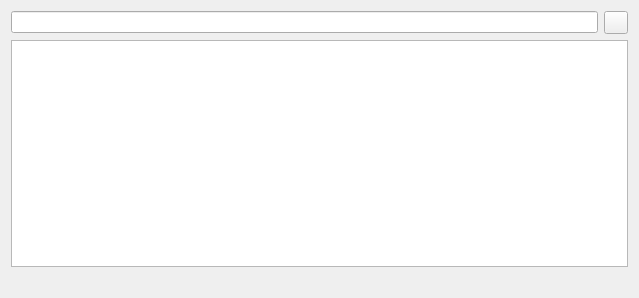
This is fuzzyopen.ui in mtorromeo/kate-plugin-fuzzyopen as Qt 5 draws it before an edit. The edited form follows.
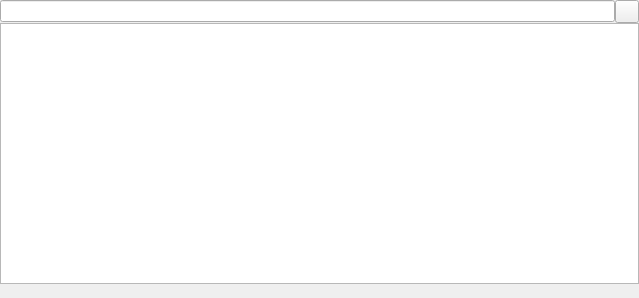
This is the edited form. Custom widgets are drawn as their Qt base class.

Commit message: Removed dialog margins

```diff
--- a/fuzzyopen.ui
+++ b/fuzzyopen.ui
@@ -15,8 +15,17 @@
    <string>Fuzzy Open</string>
   </property>
   <layout class="QVBoxLayout" name="verticalLayout">
+   <property name="spacing">
+    <number>0</number>
+   </property>
+   <property name="margin">
+    <number>0</number>
+   </property>
    <item>
     <layout class="QGridLayout" name="gridLayout">
+     <property name="spacing">
+      <number>0</number>
+     </property>
      <item row="0" column="0">
       <widget class="QEventLineEdit" name="txtFilter"/>
      </item>
@@ -40,6 +49,12 @@
      <property name="text">
       <string/>
      </property>
+     <property name="margin">
+      <number>1</number>
+     </property>
+     <property name="indent">
+      <number>2</number>
+     </property>
     </widget>
    </item>
   </layout>
```
